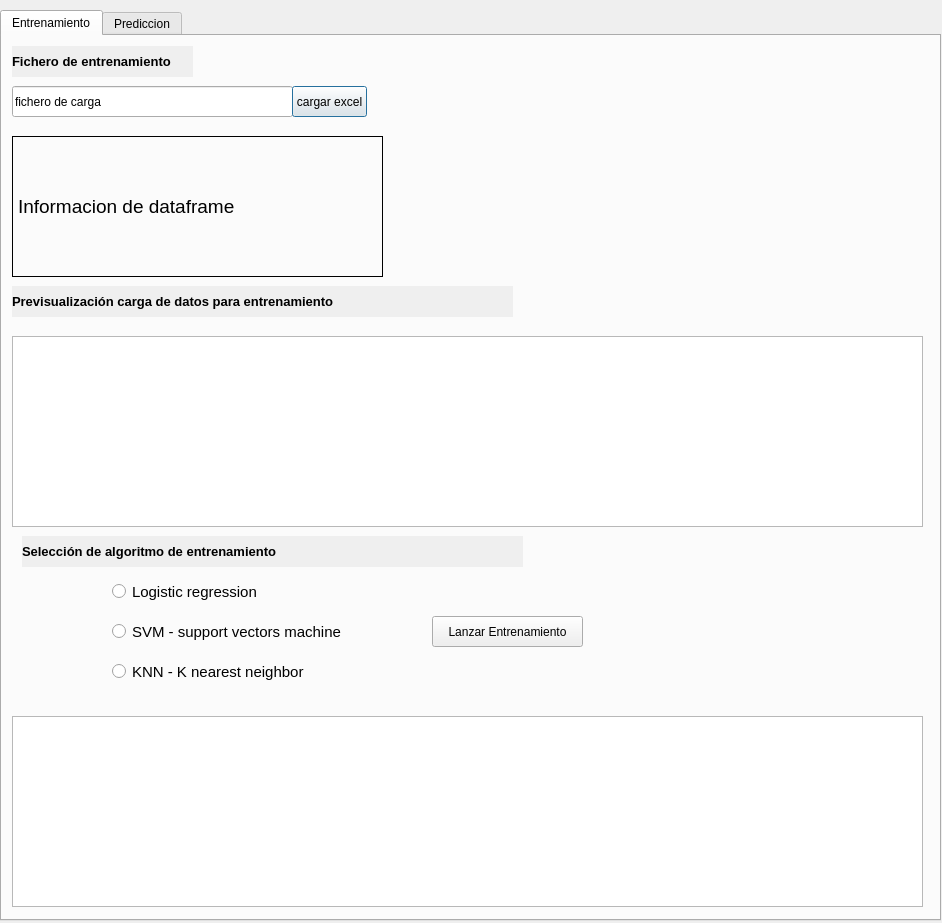
safteinzz/Machine-Learning-Python, file entrenamiento.ui: the form before one commit.
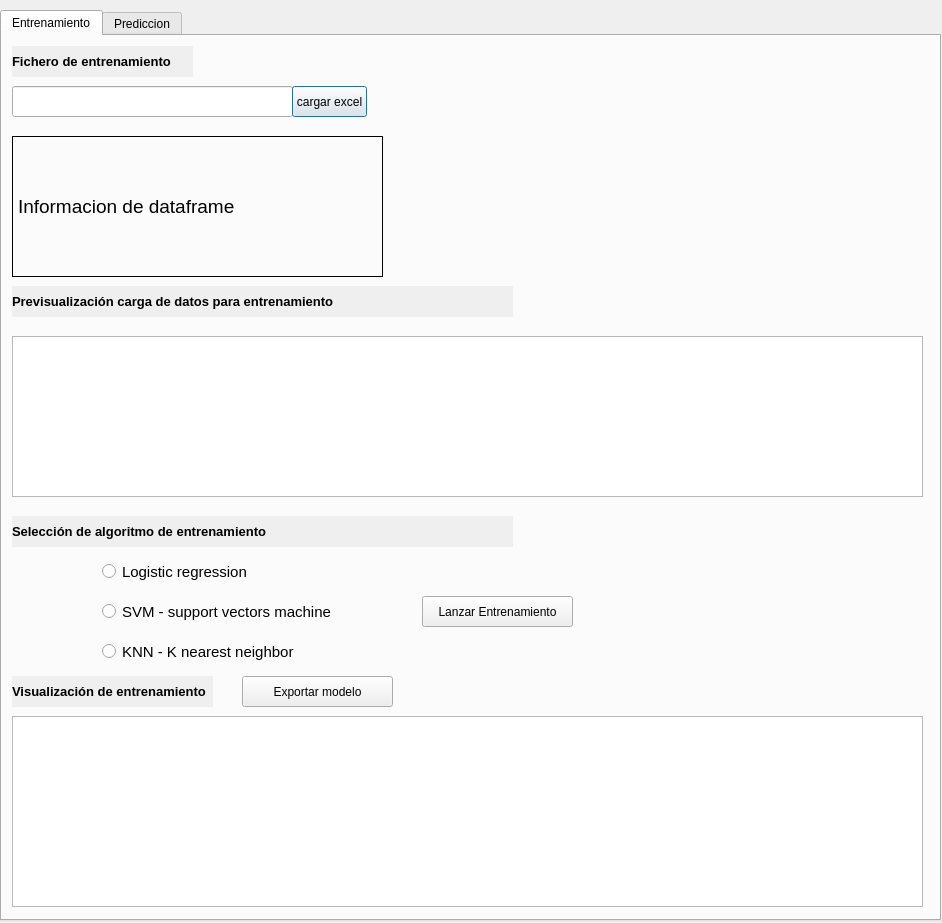
The form after the commit. The open tabs and pages were chosen to show the change.

The edit to the form file:
```diff
--- a/entrenamiento.ui
+++ b/entrenamiento.ui
@@ -82,7 +82,7 @@
       <enum>Qt::NoFocus</enum>
      </property>
      <property name="text">
-      <string>fichero de carga</string>
+      <string/>
      </property>
      <property name="readOnly">
       <bool>true</bool>
@@ -104,8 +104,8 @@
     <widget class="QRadioButton" name="rd_Algor_RL">
      <property name="geometry">
       <rect>
-       <x>110</x>
-       <y>540</y>
+       <x>100</x>
+       <y>520</y>
        <width>281</width>
        <height>31</height>
       </rect>
@@ -123,8 +123,8 @@
     <widget class="QRadioButton" name="rd_Algor_SVM">
      <property name="geometry">
       <rect>
-       <x>110</x>
-       <y>580</y>
+       <x>100</x>
+       <y>560</y>
        <width>281</width>
        <height>31</height>
       </rect>
@@ -142,8 +142,8 @@
     <widget class="QLabel" name="milabel_3">
      <property name="geometry">
       <rect>
-       <x>20</x>
-       <y>500</y>
+       <x>10</x>
+       <y>480</y>
        <width>501</width>
        <height>31</height>
       </rect>
@@ -166,8 +166,8 @@
     <widget class="QRadioButton" name="rd_Algor_KNN">
      <property name="geometry">
       <rect>
-       <x>110</x>
-       <y>620</y>
+       <x>100</x>
+       <y>600</y>
        <width>281</width>
        <height>31</height>
       </rect>
@@ -235,8 +235,8 @@
     <widget class="QPushButton" name="entrenar_button">
      <property name="geometry">
       <rect>
-       <x>430</x>
-       <y>580</y>
+       <x>420</x>
+       <y>560</y>
        <width>151</width>
        <height>31</height>
       </rect>
@@ -251,13 +251,50 @@
        <x>10</x>
        <y>300</y>
        <width>911</width>
-       <height>191</height>
+       <height>161</height>
       </rect>
      </property>
      <property name="gridStyle">
       <enum>Qt::DashLine</enum>
      </property>
     </widget>
+    <widget class="QLabel" name="qLVisualizacionEntrenamiento">
+     <property name="geometry">
+      <rect>
+       <x>10</x>
+       <y>640</y>
+       <width>201</width>
+       <height>31</height>
+      </rect>
+     </property>
+     <property name="font">
+      <font>
+       <family>Segoe UI</family>
+       <pointsize>10</pointsize>
+       <weight>75</weight>
+       <bold>true</bold>
+      </font>
+     </property>
+     <property name="autoFillBackground">
+      <bool>true</bool>
+     </property>
+     <property name="text">
+      <string>Visualización de entrenamiento</string>
+     </property>
+    </widget>
+    <widget class="QPushButton" name="qPBExportarModelo">
+     <property name="geometry">
+      <rect>
+       <x>240</x>
+       <y>640</y>
+       <width>151</width>
+       <height>31</height>
+      </rect>
+     </property>
+     <property name="text">
+      <string>Exportar modelo</string>
+     </property>
+    </widget>
    </widget>
    <widget class="QWidget" name="tabPrediccion">
     <attribute name="title">
```
Left out of the diff: 2 changed lines with no effect on the pictures.
